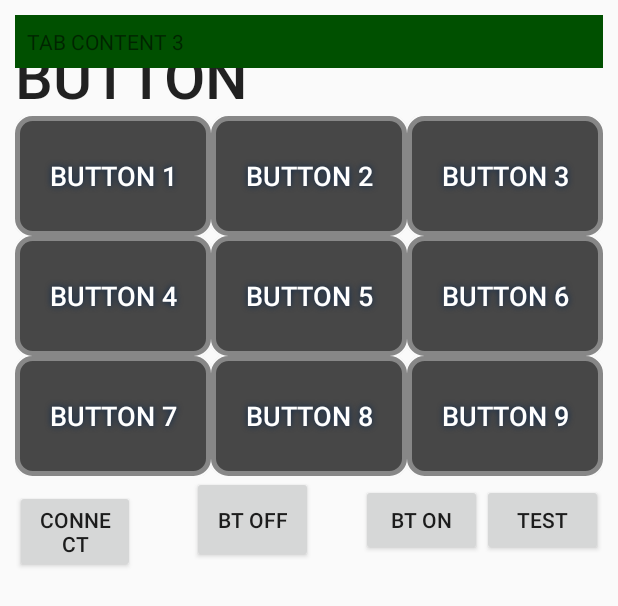
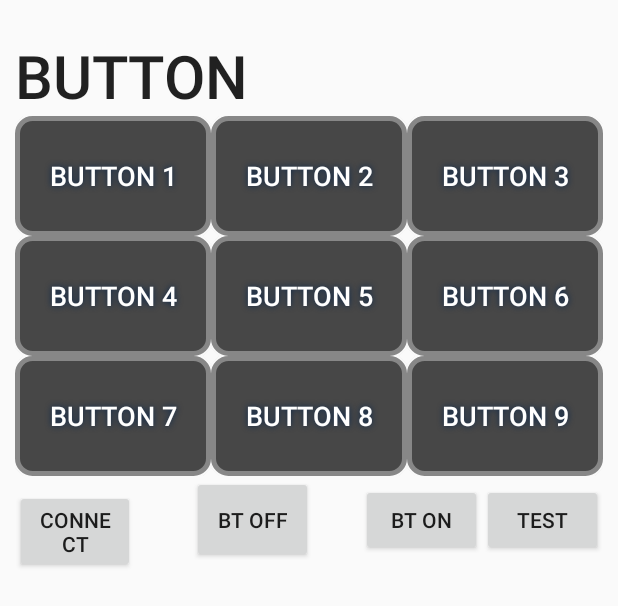
Before and after one commit to woomurf/2018-OpenSource-Project-Robo-Hand, an Android app: the layout activity_main.xml on its own in the app's theme, with its tools: preview values and no code run, on a phone screen of 412 x 824 dp. Shown: the top 606 px of the screen. Run offline under Robolectric (Android 15) with nearby library versions, the phone set to English and light mode, and no system bars.

```diff
--- a/Robohand/app/src/main/AndroidManifest.xml
+++ b/Robohand/app/src/main/AndroidManifest.xml
@@ -21,10 +21,10 @@
         <activity android:name=".bluetoothsetting">
             <intent-filter>
                 <action android:name="android.intent.action.MAIN" />
-
                 <category android:name="android.intent.category.LAUNCHER" />
             </intent-filter>
         </activity>
+
         <activity android:name=".second"></activity>
     </application>
 
--- a/Robohand/app/src/main/res/layout/activity_main.xml
+++ b/Robohand/app/src/main/res/layout/activity_main.xml
@@ -9,31 +9,6 @@
     android:padding="10dp"
     android:gravity="center_horizontal"
     >
-
-    <TabHost
-        android:layout_width="match_parent"
-        android:layout_height="match_parent"
-        android:id="@+id/tabHost1">
-
-        <LinearLayout
-            android:layout_width="match_parent"
-            android:layout_height="match_parent"
-            android:orientation="vertical">
-
-        <TabWidget
-            android:layout_width="match_parent"
-            android:layout_height="wrap_content"
-            android:id="@android:id/tabs"/>
-
-
-
-
-        <FrameLayout
-            android:layout_width="match_parent"
-            android:layout_height="wrap_content"
-            android:id="@android:id/tabcontent">
-
-
 
             <!--   tab1     -->
             <LinearLayout
@@ -275,42 +250,4 @@
 
 
             </LinearLayout>
-        //TAB2
-        <LinearLayout
-            android:layout_width="match_parent"
-            android:layout_height="wrap_content"
-            android:id="@+id/content2"
-            android:orientation="vertical">
-
-            <TextView
-                android:layout_width="match_parent"
-                android:layout_height="wrap_content"
-                android:background="#009688"
-                android:layout_gravity="center"
-                android:padding="8dp"
-                android:text="TAB CONTENT 2"/>
-
-        </LinearLayout>
-            //TAB 3
-            <LinearLayout
-                android:layout_width="match_parent"
-                android:layout_height="wrap_content"
-                android:id="@+id/content3"
-                android:orientation="vertical">
-
-                <TextView
-                    android:layout_width="match_parent"
-                    android:layout_height="wrap_content"
-                    android:background="#005000"
-                    android:layout_gravity="center"
-                    android:padding="8dp"
-                    android:text="TAB CONTENT 3"/>
-
-            </LinearLayout>
-
-
-
-        </FrameLayout>
-        </LinearLayout>
-    </TabHost>
 </RelativeLayout>
--- a/Robohand/app/src/main/res/layout/btsetting_activity.xml
+++ b/Robohand/app/src/main/res/layout/btsetting_activity.xml
@@ -100,6 +100,12 @@
             android:layout_height="wrap_content"
             android:layout_weight="1"
             android:text="send1" />
+        <Button
+            android:id="@+id/btn_test2"
+            android:layout_width="match_parent"
+            android:layout_height="wrap_content"
+            android:layout_weight="1"
+            android:text="send2" />
 
     </LinearLayout>
 
```
Also changed, not shown: Robohand/app/src/main/java/com/example/hw/robohand/MainActivity.java (+18 -10 lines), Robohand/app/src/main/java/com/example/hw/robohand/bluetoothsetting.java (+32 -6 lines).
